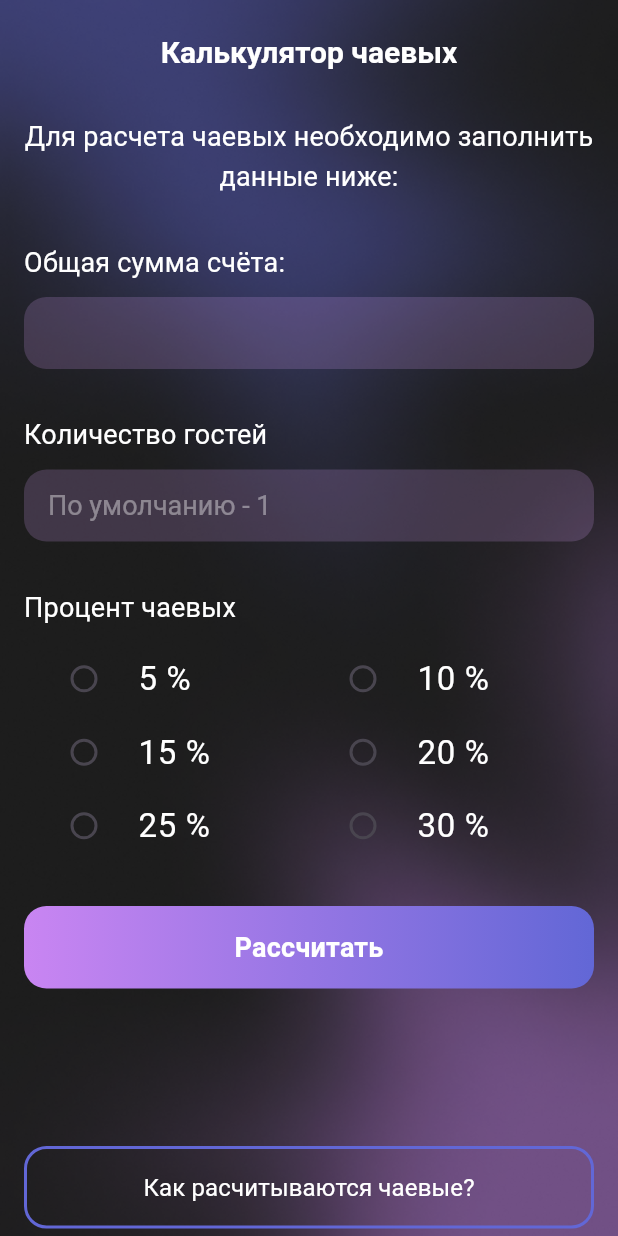
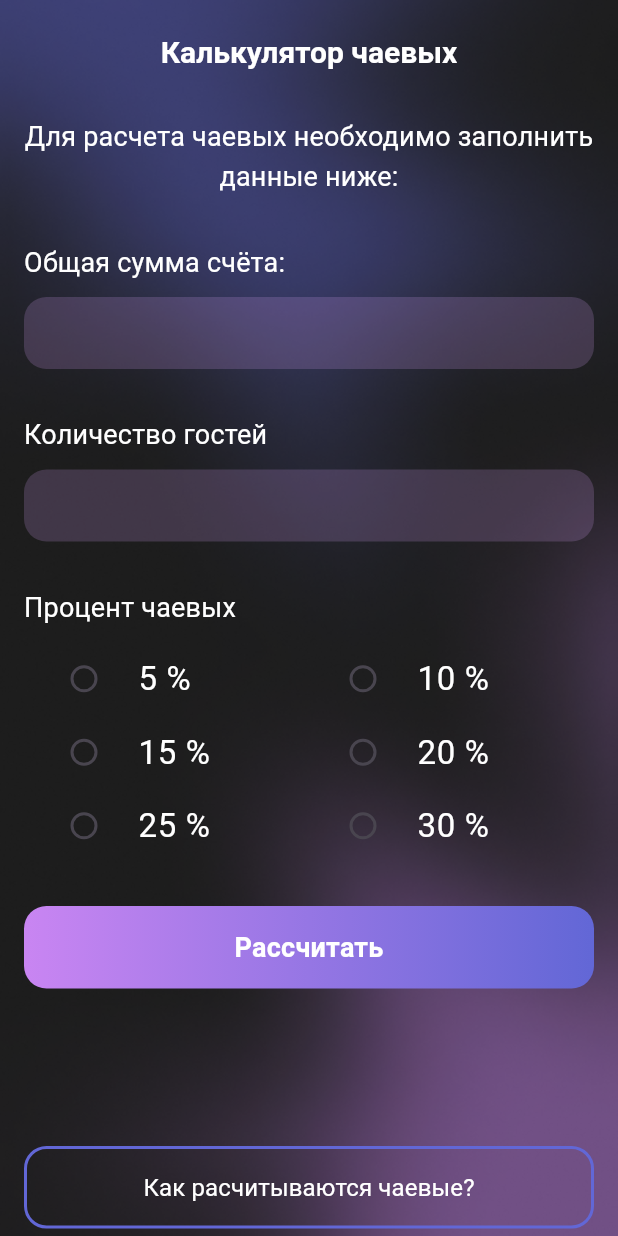
Before and after one commit to Mamoru26/Final_Kachaika, a Flutter app: the screen it shows after launch, on a phone screen of 412 x 824 dp. Run offline on Flutter 3.47's test engine with Material 3 defaults, Android fonts, the phone set to English and light mode, and no system bars; our stand-ins replace auto_route, hexcolor; Roboto replaces fonts that are missing (assets/fonts/SFPROregular.ttf); project files that could hold a hidden picture were left out.

Commit message:
Update brifing_page.dart

```diff
--- a/lib/src/brifing_page/brifing_page.dart
+++ b/lib/src/brifing_page/brifing_page.dart
@@ -79,8 +79,7 @@ class CalculatePage extends StatelessWidget {
                                 padding: const EdgeInsets.only(
                                     left: 16, right: 16, top: 10),
                                 child: BaseTextField(
-                                    hintText: 'По умолчанию - 1',
-                                    controller: numberofguests),
+                                    hintText: '', controller: numberofguests),
                               ),
                               const Padding(
                                 padding: EdgeInsets.only(top: 30, left: 16),
```
